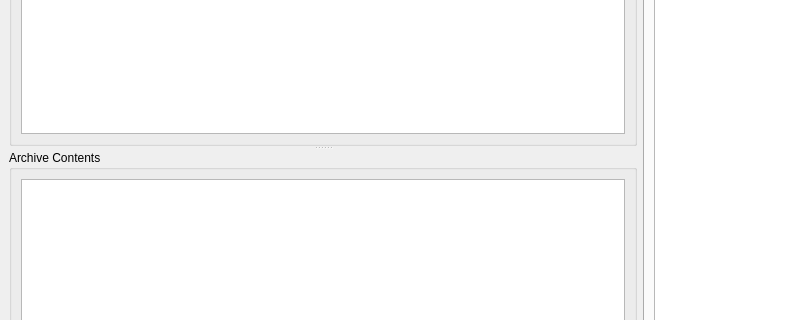
gregkwaste/NBA2K15_Explorer, file 2kgui.ui: the form before one commit; both pictures show x 0 to 788 and y 201 to 521 of the 1280 by 700 pixel window.
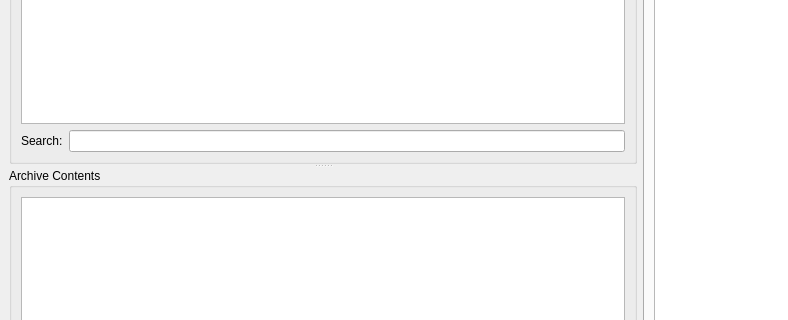
The form after the commit.

Commit message: Fix Large archive support (DONE) Search Function (DONE) New archives support 1O 1P (DONE) Add "Export ALL" button on Archive Contents Context Menu (Brought Back the multiple selection)

The edit to the form file:
```diff
--- a/2kgui.ui
+++ b/2kgui.ui
@@ -93,6 +93,20 @@
           </attribute>
          </widget>
         </item>
+        <item>
+         <layout class="QHBoxLayout" name="horizontalLayout">
+          <item>
+           <widget class="QLabel" name="searchLabel">
+            <property name="text">
+             <string>Search:</string>
+            </property>
+           </widget>
+          </item>
+          <item>
+           <widget class="QLineEdit" name="searchBar"/>
+          </item>
+         </layout>
+        </item>
        </layout>
       </widget>
       <widget class="QGroupBox" name="groupBox">
```
Left out of the diff: 2 changed lines with no effect on the pictures. The commit also changes 2 other files.
